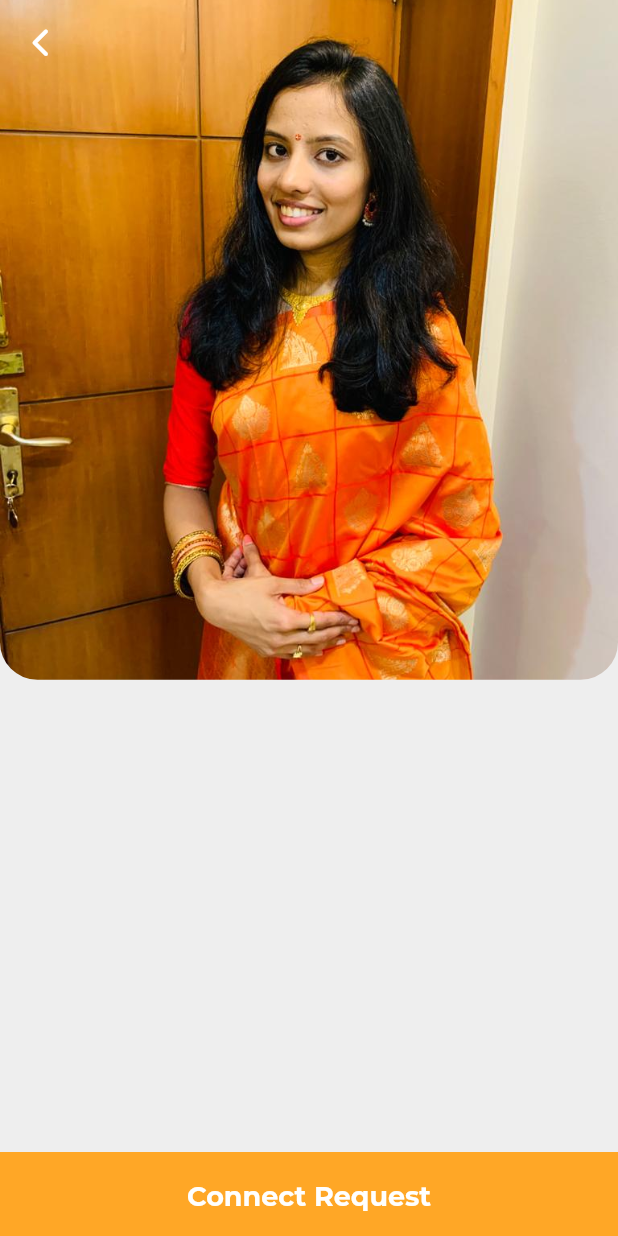
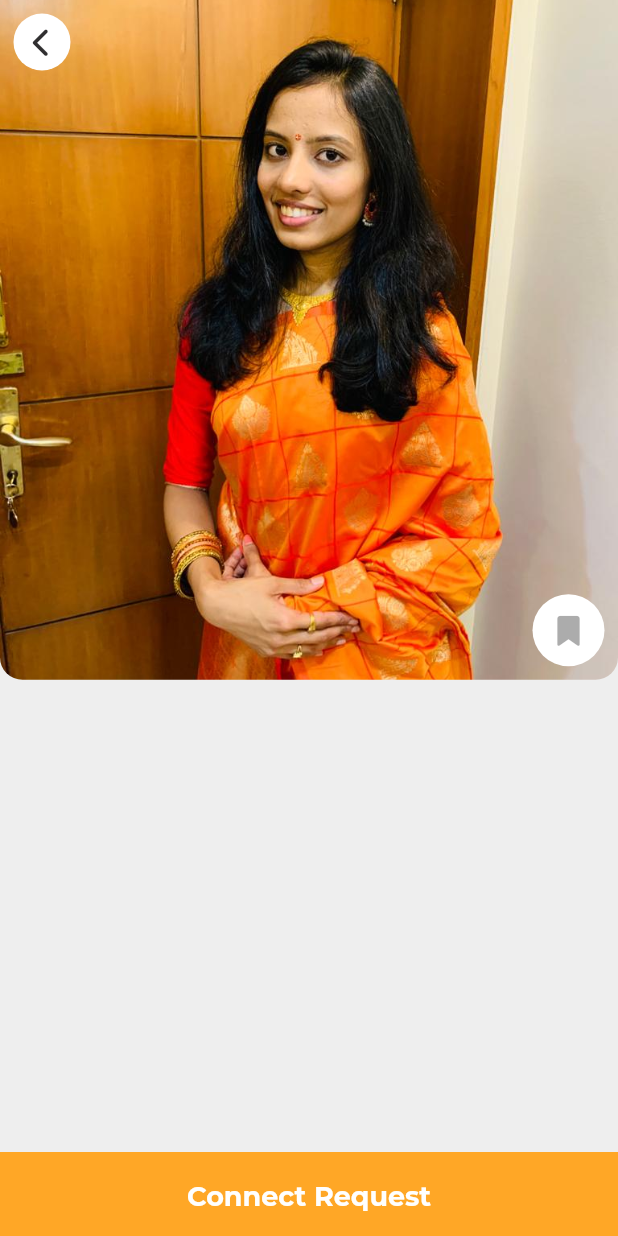
Before and after one commit to Ranvijay09/maratha_matrimony_app, a Flutter app: the screen it shows after launch, after a tap on "More Info", on a phone screen of 412 x 824 dp. Run offline on Flutter 3.47's test engine with Material 2 defaults, Android fonts, the phone set to English and light mode, and no system bars; our stand-ins replace equatable, firebase_auth, firebase_core, font_awesome_flutter, google_fonts; accounts and stored records are empty.

Commit message:
User Card, User Details Screen Design

```diff
--- a/lib/components/my_bottom_nav_bar.dart
+++ b/lib/components/my_bottom_nav_bar.dart
@@ -22,13 +22,7 @@ class _MyBottomNavBarState extends State<MyBottomNavBar> {
         right: kDefaultPadding * 2,
       ),
       height: 56,
-      decoration: const BoxDecoration(
-        boxShadow: [
-          BoxShadow(
-            color: Colors.white,
-          ),
-        ],
-      ),
+      color: Colors.white,
       child: Row(
         mainAxisAlignment: MainAxisAlignment.spaceBetween,
         children: <Widget>[
--- a/lib/components/user_card.dart
+++ b/lib/components/user_card.dart
@@ -29,7 +29,7 @@ class UserCard extends StatelessWidget {
         left: 15,
         right: 15,
       ),
-      height: 300,
+      height: (((size.width / 2) - 15) * 1.1) + 105,
       decoration: BoxDecoration(color: COLOR_WHITE),
       child: Row(
         mainAxisAlignment: MainAxisAlignment.start,
@@ -37,7 +37,6 @@ class UserCard extends StatelessWidget {
           Container(
             width: size.width / 2 - 15,
             child: Column(
-                mainAxisAlignment: MainAxisAlignment.start,
               crossAxisAlignment: CrossAxisAlignment.start,
               children: [
                 Text(
@@ -50,6 +49,11 @@ class UserCard extends StatelessWidget {
                 SizedBox(
                   height: 15,
                 ),
+                Container(
+                  height: ((size.width / 2) - 15) * 1.1,
+                  child: Column(
+                    crossAxisAlignment: CrossAxisAlignment.start,
+                    children: [
                       Text(user.education),
                       SizedBox(
                         height: 5,
@@ -63,9 +67,10 @@ class UserCard extends StatelessWidget {
                         height: 5,
                       ),
                       Text(user.jobTitle),
-                  SizedBox(
-                    height: 100,
+                    ],
                   ),
+                ),
+                SizedBox(height: 5),
                 Padding(
                   padding: const EdgeInsets.only(right: 2),
                   child: GestureDetector(
@@ -82,7 +87,7 @@ class UserCard extends StatelessWidget {
                       );
                     },
                     child: Container(
-                        padding: EdgeInsets.all(8),
+                      padding: EdgeInsets.all(7),
                       decoration: BoxDecoration(
                           border: Border.all(color: COLOR_ORANGE),
                           borderRadius: BorderRadius.circular(8)),
@@ -99,7 +104,8 @@ class UserCard extends StatelessWidget {
                     ),
                   ),
                 ),
-                ]),
+              ],
+            ),
           ),
           Container(
             width: size.width / 2 - 15,
@@ -138,9 +144,7 @@ class UserCard extends StatelessWidget {
                       borderRadius: BorderRadius.circular(8),
                     ),
                   ),
-                  SizedBox(
-                    height: 10,
-                  ),
+                  SizedBox(height: 5),
                   Padding(
                     padding: const EdgeInsets.only(left: 2),
                     child: Container(
--- a/lib/screens/details/user_details_screen.dart
+++ b/lib/screens/details/user_details_screen.dart
@@ -14,37 +14,71 @@ class UserDetailsScreen extends StatelessWidget {
 
   @override
   Widget build(BuildContext context) {
+    final Size size = MediaQuery.of(context).size;
     return SafeArea(
       child: Scaffold(
         appBar: AppBar(
           elevation: 0,
           backgroundColor: Colors.transparent,
-          leading: IconButton(
+          leading: Padding(
+            padding: const EdgeInsets.all(9.0),
+            child: Container(
+              decoration: BoxDecoration(
+                color: COLOR_WHITE,
+                borderRadius: BorderRadius.circular(30),
+              ),
+              child: IconButton(
                 onPressed: () {
                   Navigator.pop(context);
                 },
                 icon: Icon(
                   FontAwesomeIcons.chevronLeft,
                   size: 20,
+                  color: COLOR_BLACK,
+                ),
+              ),
             ),
           ),
         ),
         extendBodyBehindAppBar: true,
         body: SingleChildScrollView(
           child: SizedBox(
-            height: MediaQuery.of(context).size.width * 1.1,
-            child: Container(
-              width: MediaQuery.of(context).size.width,
-              height: MediaQuery.of(context).size.height * 0.5,
+            height: size.width * 1.1,
+            child: Stack(
+              children: [
+                Container(
                   decoration: BoxDecoration(
                       image: DecorationImage(
                         image: AssetImage(user.imageUrls[0]),
                         fit: BoxFit.cover,
-
                       ),
                       borderRadius: BorderRadius.only(
-                      bottomLeft: Radius.circular(25),
-                      bottomRight: Radius.circular(25))),
+                          bottomLeft: Radius.circular(15),
+                          bottomRight: Radius.circular(15))),
+                ),
+                Align(
+                  alignment: Alignment.bottomRight,
+                  child: Padding(
+                    padding: const EdgeInsets.all(9.0),
+                    child: Container(
+                      decoration: BoxDecoration(
+                        color: COLOR_WHITE,
+                        borderRadius: BorderRadius.circular(30),
+                      ),
+                      child: IconButton(
+                        onPressed: () {
+                          Navigator.pop(context);
+                        },
+                        icon: Icon(
+                          FontAwesomeIcons.solidBookmark,
+                          size: 20,
+                          color: COLOR_BLACK.withOpacity(.4),
+                        ),
+                      ),
+                    ),
+                  ),
+                ),
+              ],
             ),
           ),
         ),
```
Lines whose indentation alone changed are shown as unchanged.
